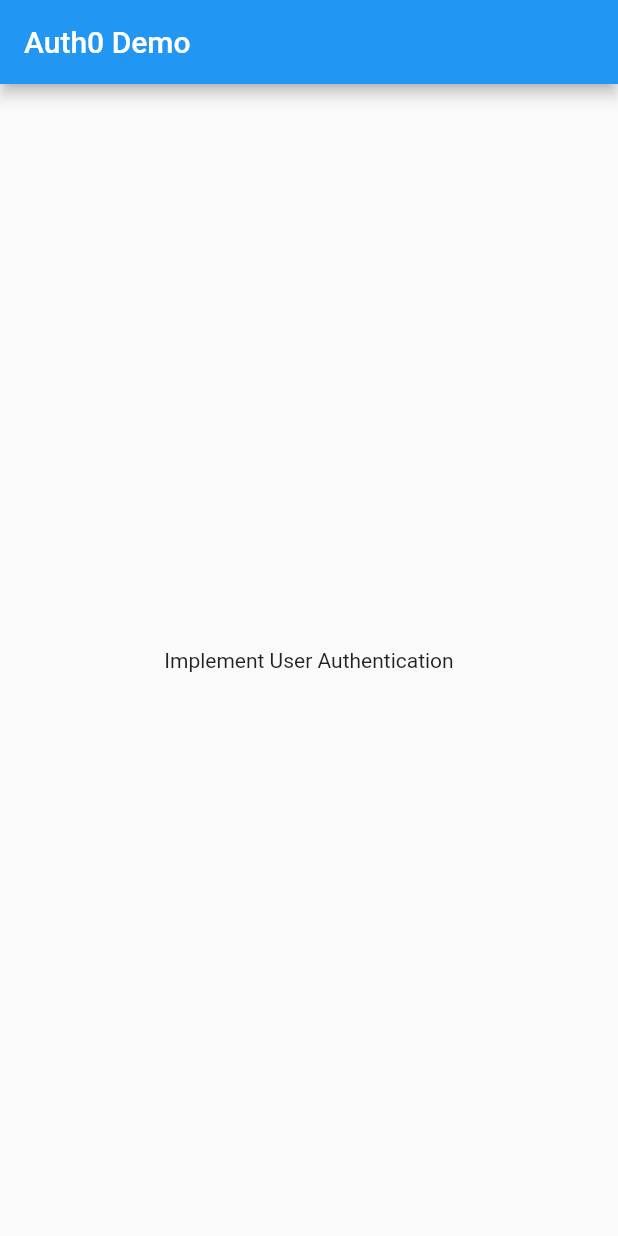
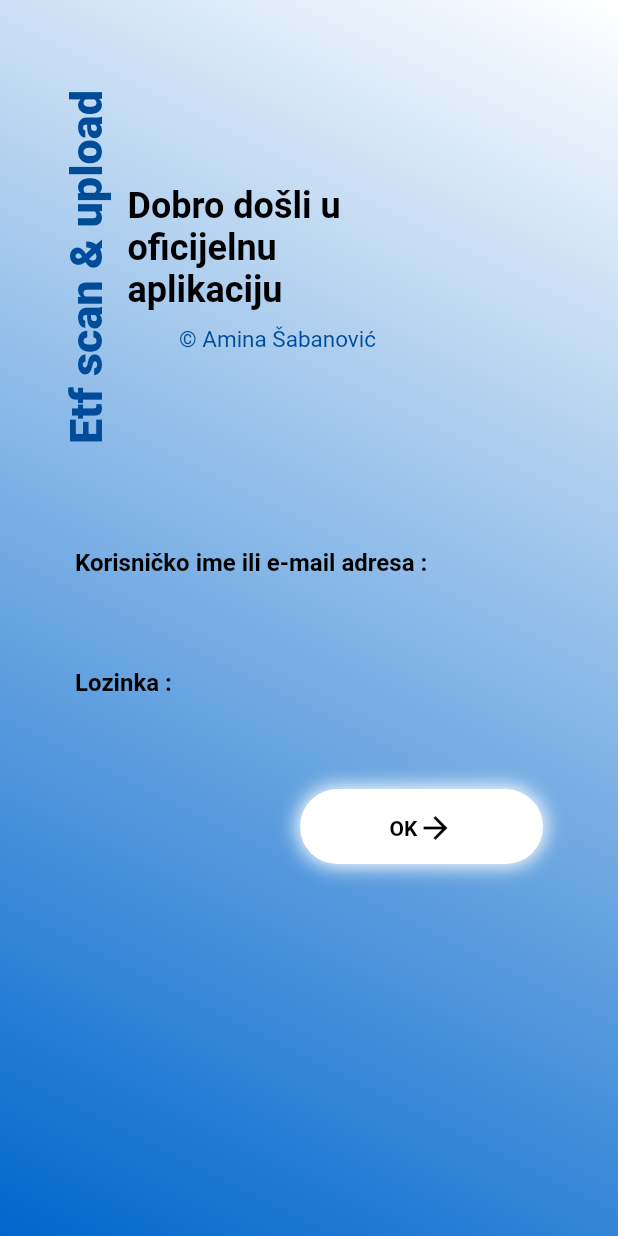
Before and after one commit to asabanovic6/EtfScanAndUpload, a Flutter app: the screen it shows after launch, on a phone screen of 412 x 824 dp. Run offline on Flutter 3.47's test engine with Material 2 defaults, Android fonts, the phone set to English and light mode, and no system bars; our stand-ins replace animated_splash_screen, dio, flutter_secure_storage.

Commit message:
OAuth authentication on SSO

```diff
--- /dev/null
+++ b/etfscanandupload/lib/View/home/homeScreen.dart
@@ -0,0 +1,43 @@
+import 'package:flutter/cupertino.dart';
+import 'package:flutter/material.dart';
+import 'package:etfscanandupload/API/api.dart';
+
+class HomeScreen extends StatefulWidget {
+  @override
+  _HomeScreenState createState() => _HomeScreenState();
+}
+
+class _HomeScreenState extends State<HomeScreen> {
+  double xOffset = 0;
+  double yOffset = 0;
+  double scaleFactor = 1;
+  bool isDrawerOpen = false;
+
+  @override
+  void initState() {
+    super.initState();
+    _fetchHomepageInfo();
+  }
+
+  @override
+  Widget build(BuildContext context) {
+    return MaterialApp(
+      title: 'Auth0 Authentication',
+      home: Scaffold(
+        appBar: AppBar(
+          title: Text('Auhentication'),
+        ),
+        body: Center(
+          child: Text('Succesful Authentication'),
+        ),
+      ),
+    );
+  }
+}
+
+_fetchHomepageInfo() async {
+  var response = await Api.currentPerson();
+  if (response.statusCode == 200) {
+    //ovdje uzeti aktivne zadace za person
+  }
+}
--- /dev/null
+++ b/etfscanandupload/lib/View/login/loginScreen.dart
@@ -0,0 +1,56 @@
+import 'package:flutter/material.dart';
+import 'package:etfscanandupload/View/home/homeScreen.dart';
+import 'package:etfscanandupload/View/login/widgets/button.dart';
+import 'package:etfscanandupload/View/login/widgets/email.dart';
+import 'package:etfscanandupload/View/login/widgets/password.dart';
+import 'package:etfscanandupload/View/login/widgets/welcome.dart';
+import 'package:etfscanandupload/View/login/widgets/title.dart' as title;
+
+import 'widgets/title.dart';
+
+class LoginPage extends StatefulWidget {
+  @override
+  _LoginPageState createState() => _LoginPageState();
+}
+
+class _LoginPageState extends State<LoginPage> {
+  @override
+  Widget build(BuildContext context) {
+    return Scaffold(
+      body: Container(
+        decoration: BoxDecoration(
+          gradient: LinearGradient(
+              begin: Alignment.topRight,
+              end: Alignment.bottomLeft,
+              colors: [Colors.white , Color.fromARGB(255, 0, 102, 204)]),
+        ),
+        child: ListView(
+          children: <Widget>[
+            Column(
+              children: <Widget>[
+                Row(children: <Widget>[
+                  title.Title(),
+                  TextLogin(),
+                ]),
+                InputEmail(),
+                PasswordInput(),
+                ButtonLogin(),
+              ],
+            ),
+          ],
+        ),
+      ),
+    );
+  }
+}
+
+class HomePage extends StatelessWidget {
+  @override
+  Widget build(BuildContext context) {
+    return Scaffold(
+      body: Stack(
+        children: [HomeScreen()],
+      ),
+    );
+  }
+}
--- /dev/null
+++ b/etfscanandupload/lib/View/login/widgets/button.dart
@@ -0,0 +1,124 @@
+import 'dart:convert';
+import 'package:flutter/material.dart';
+import 'package:etfscanandupload/API/secureStorage.dart';
+import 'package:etfscanandupload/API/api.dart';
+import 'package:etfscanandupload/ViewsConfig/config.dart';
+import 'package:http/http.dart' as http;
+
+import '../loginScreen.dart';
+
+class ButtonLogin extends StatefulWidget {
+  @override
+  ButtonLoginState createState() => ButtonLoginState();
+}
+
+class ButtonLoginState extends State<ButtonLogin> {
+  static final usernameController = TextEditingController();
+  static final passwordController = TextEditingController();
+
+  @override
+  Widget build(BuildContext context) {
+    return Padding(
+      padding: const EdgeInsets.only(top: 40, right: 50, left: 200),
+      child: Container(
+        alignment: Alignment.bottomRight,
+        height: 50,
+        width: MediaQuery.of(context).size.width,
+        decoration: BoxDecoration(
+          boxShadow: [
+            BoxShadow(
+              color: Colors.white,
+              blurRadius: 10.0,
+              spreadRadius: 2.0,
+              offset: Offset(
+                0.0,
+                0.0,
+              ),
+            ),
+          ],
+          color: Colors.white,
+          borderRadius: BorderRadius.circular(30),
+        ),
+        child: TextButton(
+          onPressed: () async =>
+              loginUser(usernameController.text, passwordController.text),
+          child: Row(
+            mainAxisAlignment: MainAxisAlignment.center,
+            children: <Widget>[
+              Text(
+                'OK',
+                style: TextStyle(
+                  color: Colors.black,
+                  fontSize: 14,
+                  fontWeight: FontWeight.w700,
+                ),
+              ),
+              Icon(
+                Icons.arrow_forward,
+                color: Colors.black,
+              ),
+            ],
+          ),
+        ),
+      ),
+    );
+  }
+
+  Future<dynamic> loginUser(String username, String password) async {
+    var headers = {'Content-Type': 'application/x-www-form-urlencoded'};
+    var request = http.Request(
+        'POST',
+        Uri.parse(
+            'https://sso.etf.unsa.ba/auth/realms/etf.unsa.ba/protocol/openid-connect/token'));
+    request.bodyFields = {
+      'username': username,
+      'password': password,
+      'grant_type': 'password',
+      'client_id': 'admin-cli'
+    };
+    request.headers.addAll(headers);
+
+    http.StreamedResponse sResponse = await request.send();
+    var response = await http.Response.fromStream(sResponse);
+    if (response.statusCode == 200) {
+      var responseBody = jsonDecode(response.body);
+      await Credentials.saveTokens(
+          responseBody['access_token'], responseBody['refresh_token']);
+      Api();
+      usernameController.text = '';
+      passwordController.text = '';
+      Navigator.pushReplacement(
+        context,
+        MaterialPageRoute(builder: (context) => HomePage()),
+      );
+    } else {
+      usernameController.text = '';
+      passwordController.text = '';
+      showAlertDialog(context);
+    }
+  }
+
+  showAlertDialog(BuildContext context) {
+    Widget okButton = TextButton(
+      child: Text("OK"),
+      onPressed: () {
+        Navigator.of(context).pop();
+      },
+    );
+
+    AlertDialog alert = AlertDialog(
+      title: Text("Pogrešan unos"),
+      content: Text("Pogrešna lozinka ili korisničko ime."),
+      actions: [
+        okButton,
+      ],
+    );
+
+    showDialog(
+      context: context,
+      builder: (BuildContext context) {
+        return alert;
+      },
+    );
+  }
+}
--- /dev/null
+++ b/etfscanandupload/lib/View/login/widgets/email.dart
@@ -0,0 +1,33 @@
+import 'package:flutter/material.dart';
+import 'button.dart';
+
+class InputEmail extends StatefulWidget {
+  @override
+  _InputEmailState createState() => _InputEmailState();
+}
+
+class _InputEmailState extends State<InputEmail> {
+  @override
+  Widget build(BuildContext context) {
+    return Padding(
+      padding: const EdgeInsets.only(top: 50, left: 50, right: 50),
+      child: Container(
+        height: 60,
+        width: MediaQuery.of(context).size.width,
+        child: TextField(
+          controller: ButtonLoginState.usernameController,
+          style: TextStyle(
+            color: Colors.white,
+          ),
+          decoration: InputDecoration(
+            border: InputBorder.none,
+            fillColor: Colors.grey,
+            labelText: 'Korisničko ime ili e-mail adresa :',
+            labelStyle:
+                TextStyle(color: Colors.black, fontWeight: FontWeight.bold),
+          ),
+        ),
+      ),
+    );
+  }
+}
--- /dev/null
+++ b/etfscanandupload/lib/View/login/widgets/password.dart
@@ -0,0 +1,33 @@
+import 'package:flutter/material.dart';
+import 'button.dart';
+
+class PasswordInput extends StatefulWidget {
+  @override
+  _PasswordInputState createState() => _PasswordInputState();
+}
+
+class _PasswordInputState extends State<PasswordInput> {
+  @override
+  Widget build(BuildContext context) {
+    return Padding(
+      padding: const EdgeInsets.only(top: 20, left: 50, right: 50),
+      child: Container(
+        height: 60,
+        width: MediaQuery.of(context).size.width,
+        child: TextField(
+          controller: ButtonLoginState.passwordController,
+          style: TextStyle(
+            color: Colors.white,
+          ),
+          obscureText: true,
+          decoration: InputDecoration(
+            border: InputBorder.none,
+            labelText: 'Lozinka :',
+            labelStyle:
+                TextStyle(color: Colors.black, fontWeight: FontWeight.bold),
+          ),
+        ),
+      ),
+    );
+  }
+}
--- /dev/null
+++ b/etfscanandupload/lib/View/login/widgets/title.dart
@@ -0,0 +1,26 @@
+import 'package:flutter/material.dart';
+
+
+class Title extends StatefulWidget {
+  @override
+  _TitleState createState() => _TitleState();
+}
+
+class _TitleState extends State<Title> {
+  @override
+  Widget build(BuildContext context) {
+    return Padding(
+      padding: const EdgeInsets.only(top: 60, left: 40),
+      child: RotatedBox(
+          quarterTurns: -1,
+          child: Text(
+            'Etf scan & upload',
+            style: TextStyle(
+              color: Color.fromARGB(255, 0, 76, 153),
+              fontSize: 30,
+              fontWeight: FontWeight.w900,
+            ),
+          )),
+    );
+  }
+}
--- /dev/null
+++ b/etfscanandupload/lib/View/login/widgets/welcome.dart
@@ -0,0 +1,43 @@
+import 'package:flutter/material.dart';
+
+class TextLogin extends StatefulWidget {
+  @override
+  _TextLoginState createState() => _TextLoginState();
+}
+
+class _TextLoginState extends State<TextLogin> {
+  @override
+  Widget build(BuildContext context) {
+    return Padding(
+      padding: const EdgeInsets.only(top: 30.0, left: 10.0),
+      child: Container(
+        height: 200,
+        width: 200,
+        child: Column(
+          children: <Widget>[
+            Container(
+              height: 60,
+            ),
+            Center(
+              child: Text(
+                'Dobro došli u oficijelnu aplikaciju',
+                style: TextStyle(
+                    fontSize: 24,
+                    color: Colors.black,
+                    fontWeight: FontWeight.bold),
+              ),
+            ),
+            SizedBox(height: 10),
+            Text(
+              '© Amina Šabanović',
+              style: TextStyle(
+                fontSize: 15,
+                color: Color.fromARGB(255, 0, 76, 153),
+              ),
+            ),
+          ],
+        ),
+      ),
+    );
+  }
+}
--- a/etfscanandupload/lib/main.dart
+++ b/etfscanandupload/lib/main.dart
@@ -1,55 +1,48 @@
-/// -----------------------------------
-///          External Packages
-/// -----------------------------------
+import 'package:animated_splash_screen/animated_splash_screen.dart';
+import 'package:flutter/material.dart';
+import 'package:etfscanandupload/View/login/loginScreen.dart';
+import 'package:etfscanandupload/API/secureStorage.dart';
+import 'package:etfscanandupload/API/api.dart';
+import 'package:http/http.dart' as http;
 
-import 'package:flutter/material.dart';
+// import 'package:zamgerapp/widgets/widgets.dart';
 
-/// -----------------------------------
-///           Auth0 Variables
-/// -----------------------------------
+void main() => runApp(ZamgerApp());
 
-/// -----------------------------------
-///           Profile Widget
-/// -----------------------------------
+final GlobalKey<NavigatorState> navigator = new GlobalKey<NavigatorState>();
 
-/// -----------------------------------
-///            Login Widget
-/// -----------------------------------
-
-/// -----------------------------------
-///                 App
-/// -----------------------------------
-
-void main() => runApp(MyApp());
-
-class MyApp extends StatefulWidget {
-  @override
-  _MyAppState createState() => _MyAppState();
-}
-
-/// -----------------------------------
-///              App State
-/// -----------------------------------
-
-class _MyAppState extends State<MyApp> {
-  bool isBusy = false;
-  bool isLoggedIn = false;
-  String errorMessage;
-  String name;
-  String picture;
-
+class ZamgerApp extends StatelessWidget {
   @override
   Widget build(BuildContext context) {
     return MaterialApp(
-      title: 'Auth0 Demo',
-      home: Scaffold(
-        appBar: AppBar(
-          title: Text('Auth0 Demo'),
-        ),
-        body: Center(
-          child: Text('Implement User Authentication'),
-        ),
-      ),
+      navigatorKey: navigator,
+      routes: {"/login": (context) => LoginPage()},
+      title: 'Zamger App',
+      home: AnimatedSplashScreen.withScreenFunction(
+          splash: Image.asset('images/etf.png'),
+          splashTransition: SplashTransition.fadeTransition,
+          screenFunction: () async => checkAPPCredentials()),
+      debugShowCheckedModeBanner: false,
     );
   }
 }
+
+Future<Widget> checkAPPCredentials() async {
+  String accessToken = await Credentials.getAccessToken();
+  String refreshToken = await Credentials.getRefreshToken();
+  if (accessToken == null || refreshToken == null) {
+    return LoginPage();
+  } else {
+    var headers = {'Authorization': 'Bearer ' + accessToken};
+    var request = http.Request(
+        'GET', Uri.parse('https://zamger.etf.unsa.ba/api_v6/person'));
+    request.headers.addAll(headers);
+    http.StreamedResponse response = await request.send();
+    if (response.statusCode == 200) {
+      Api();
+      return HomePage();
+    } else {
+      return LoginPage();
+    }
+  }
+}
```
Also changed, not shown: etfscanandupload/lib/API/api.dart (added, +89 -0 lines), etfscanandupload/lib/API/secureStorage.dart (added, +52 -0 lines), etfscanandupload/pubspec.yaml (+20 -6 lines), etfscanandupload/pubspec.lock, 3 other files.
